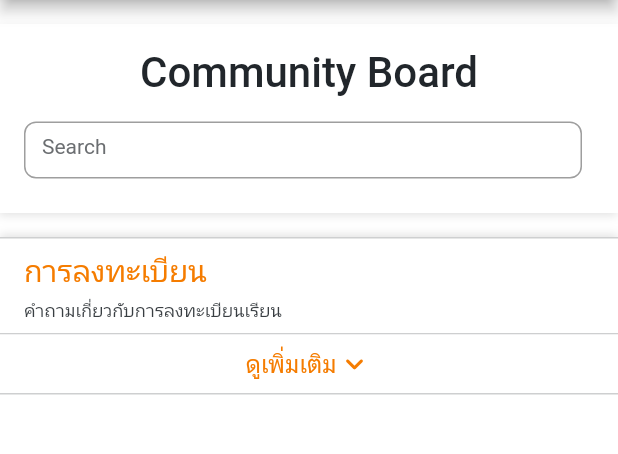
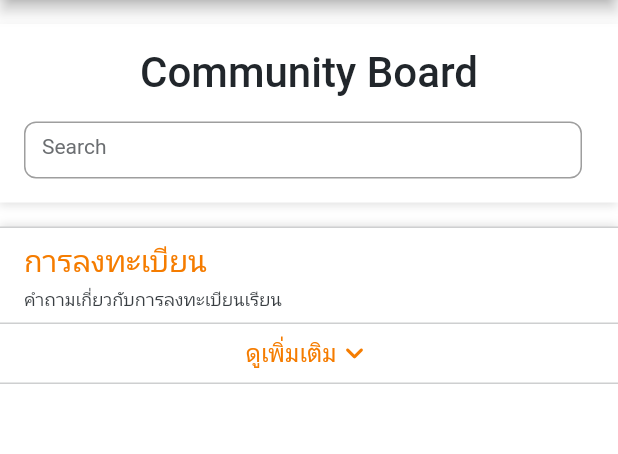
Before and after one commit to NuttakitT/senior_project, a Flutter app: the screen it shows after launch, on a phone screen of 412 x 824 dp, the part 135-589 px from its top. Run offline on Flutter 3.47's test engine with Material 2 defaults, Android fonts, the phone set to English and light mode, and no system bars; our stand-ins replace cloud_firestore, firebase_auth, firebase_core, firebase_storage, flutter_switch, image_picker and 2 more; missing offline and left inert: algolia, algolia_helper_flutter, dart:html; accounts and stored records are empty; statements that could not run were skipped.

Commit message:
fixed mobile overflow

```diff
--- a/lib/community_board/view/mobile/widget/community_board_home_mobile.dart
+++ b/lib/community_board/view/mobile/widget/community_board_home_mobile.dart
@@ -32,7 +32,6 @@ class _CommunityBoardHomeMobileState extends State<CommunityBoardHomeMobile> {
         Padding(
           padding: const EdgeInsets.only(top: 16, bottom: 16),
           child: Container(
-            height: 126,
             alignment: Alignment.center,
             padding: const EdgeInsets.all(16),
             decoration: BoxDecoration(color: ColorConstant.white, boxShadow: [
@@ -100,7 +99,7 @@ class _CommunityBoardHomeMobileState extends State<CommunityBoardHomeMobile> {
                                     color: ColorConstant.orange50, width: 1),
                                 fixedSize: const Size(95, 40),
                                 foregroundColor: ColorConstant.orange50,
-                                padding: const EdgeInsets.fromLTRB(8, 8, 8, 8),
+                                padding: const EdgeInsets.fromLTRB(6, 8, 8, 8),
                                 backgroundColor: ColorConstant.white,
                                 textStyle: const TextStyle(
                                     fontSize: 12, fontWeight: FontWeight.w500)),
@@ -175,7 +174,7 @@ class _CommunityBoardHomeMobileState extends State<CommunityBoardHomeMobile> {
                 children: generateCardCommunityBoard(listPost),
               );
             }
-            return Text("กำลังโหลด");
+            return const Text("Loading..");
           }),
         ),
         InkWell(
```
